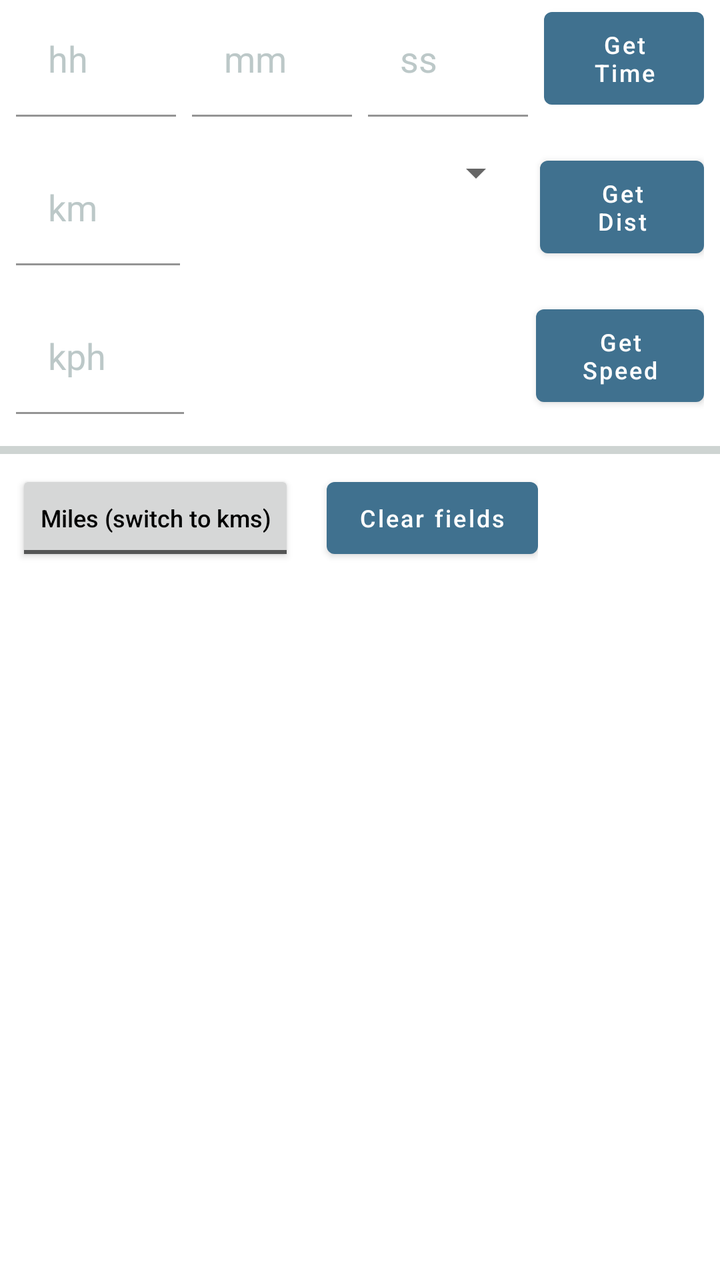
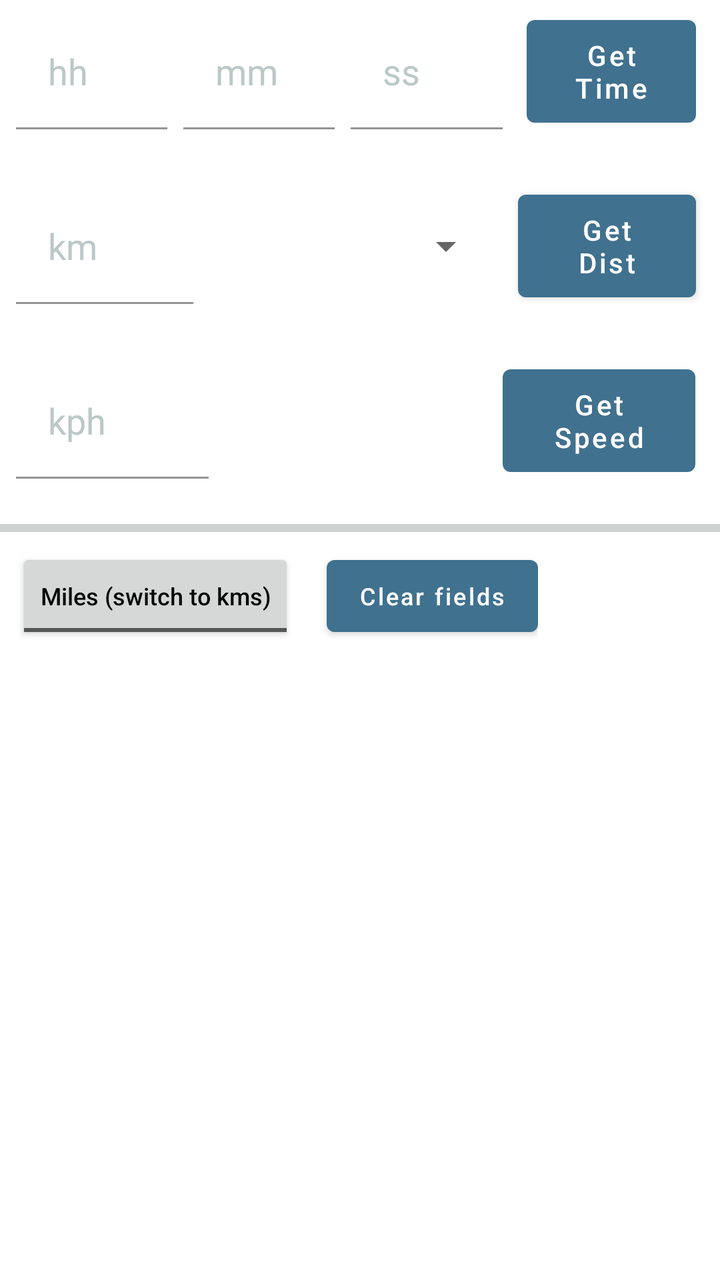

An Android layout rendered at two revisions. The XML below is the earlier revision; the diff shows what the commit changed to produce the second picture.
<!-- AndroidManifest.xml: application theme Theme.TriathlonPaceCalculator -->
<!-- res/layout/frag_bike.xml -->
<?xml version="1.0" encoding="utf-8"?>
<LinearLayout xmlns:android="http://schemas.android.com/apk/res/android"
    xmlns:app="http://schemas.android.com/apk/res-auto"
    android:id="@+id/PaceMilesLinearLayout"
    android:layout_width="fill_parent"
    android:layout_height="fill_parent"
    android:orientation="vertical">

    <LinearLayout
        android:id="@+id/LinearLayout03"
        android:layout_width="match_parent"
        android:layout_height="wrap_content"
        android:layout_marginStart="@dimen/space_sm"
        android:layout_marginEnd="@dimen/space_sm"
        android:layout_marginBottom="@dimen/space_md">

        <com.google.android.material.textfield.TextInputLayout
            android:layout_width="0dp"
            android:layout_height="wrap_content"
            android:layout_marginEnd="@dimen/space_sm"
            android:layout_weight="1"
            app:hintAnimationEnabled="false"
            app:hintEnabled="false">

            <com.google.android.material.textfield.TextInputEditText
                android:id="@+id/EditText01a"
                style="@style/MyOutlinedTextField"
                android:layout_width="match_parent"
                android:layout_height="wrap_content"
                android:background="@color/backgroundColor"
                android:hint="hh"
                android:inputType="number"
                android:maxLength="2"
                app:hintTextColor="@color/backgroundColor" />

        </com.google.android.material.textfield.TextInputLayout>


        <com.google.android.material.textfield.TextInputLayout
            android:layout_width="0dp"
            android:layout_height="wrap_content"
            android:layout_marginEnd="@dimen/space_sm"
            android:layout_weight="1"
            app:hintAnimationEnabled="false"
            app:hintEnabled="false">

            <com.google.android.material.textfield.TextInputEditText
                android:id="@+id/EditText01b"
                style="@style/MyOutlinedTextField"
                android:layout_width="match_parent"
                android:layout_height="wrap_content"
                android:background="@color/backgroundColor"
                android:hint="@string/mm"
                android:inputType="number"
                android:maxLength="2"
                app:hintTextColor="@color/backgroundColor" />
        </com.google.android.material.textfield.TextInputLayout>

        <com.google.android.material.textfield.TextInputLayout
            android:layout_width="0dp"
            android:layout_height="wrap_content"
            android:layout_marginEnd="@dimen/space_sm"
            android:layout_weight="1"
            app:hintAnimationEnabled="false"
            app:hintEnabled="false">

            <com.google.android.material.textfield.TextInputEditText
                android:id="@+id/EditText01c"
                style="@style/MyOutlinedTextField"
                android:layout_width="match_parent"
                android:layout_height="wrap_content"
                android:background="@color/backgroundColor"
                android:hint="@string/ss"
                android:inputType="numberDecimal"
                android:maxLength="6"
                app:hintTextColor="@color/backgroundColor" />
        </com.google.android.material.textfield.TextInputLayout>

        <com.google.android.material.button.MaterialButton
            android:id="@+id/BikeButton01"
            android:layout_width="0dp"
            android:layout_height="match_parent"
            android:layout_weight="1"
            android:text="@string/calcTimeButton"
            android:textAllCaps="false"
            android:textSize="12sp" />
    </LinearLayout>

    <LinearLayout
        android:id="@+id/LinearLayout05"
        android:layout_width="match_parent"
        android:layout_height="wrap_content"
        android:layout_marginStart="@dimen/space_sm"
        android:layout_marginEnd="@dimen/space_sm"
        android:layout_marginBottom="@dimen/space_md">

        <com.google.android.material.textfield.TextInputLayout
            android:layout_width="0dp"
            android:layout_height="wrap_content"
            android:layout_marginEnd="@dimen/space_sm"
            android:layout_weight="0.25"
            app:hintAnimationEnabled="false"
            app:hintEnabled="false">

            <com.google.android.material.textfield.TextInputEditText
                android:id="@+id/EditText02"
                style="@style/MyOutlinedTextField"
                android:layout_width="match_parent"
                android:layout_height="wrap_content"
                android:background="@color/backgroundColor"
                android:hint="@string/km"
                android:inputType="numberDecimal"
                android:maxLength="9"
                app:hintTextColor="@color/backgroundColor" />

        </com.google.android.material.textfield.TextInputLayout>

        <Spinner
            android:id="@+id/spinnerbike"
            android:layout_width="0dp"
            android:layout_height="wrap_content"
            android:layout_marginEnd="@dimen/space_sm"
            android:layout_weight="0.5"
            android:prompt="@string/preset_distance"
            android:spinnerMode="dropdown" />

        <com.google.android.material.button.MaterialButton
            android:id="@+id/BikeButton02"
            android:layout_width="0dp"
            android:layout_height="match_parent"
            android:layout_weight="0.25"
            android:text="@string/calcDistButton"
            android:textAllCaps="false"
            android:textSize="12sp" />
    </LinearLayout>


    <LinearLayout
        android:id="@+id/LinearLayout07"
        android:layout_width="match_parent"
        android:layout_height="wrap_content"
        android:layout_marginStart="@dimen/space_sm"
        android:layout_marginEnd="@dimen/space_sm"
        android:layout_marginBottom="@dimen/space_md">

        <com.google.android.material.textfield.TextInputLayout
            android:layout_width="0dp"
            android:layout_height="wrap_content"
            android:layout_marginEnd="@dimen/space_sm"
            android:layout_weight="0.25"
            app:hintAnimationEnabled="false"
            app:hintEnabled="false">

            <com.google.android.material.textfield.TextInputEditText
                android:id="@+id/EditText03a"
                style="@style/MyOutlinedTextField"
                android:layout_width="match_parent"
                android:layout_height="wrap_content"
                android:background="@color/backgroundColor"
                android:hint="@string/kph"
                android:inputType="numberDecimal"
                android:maxLength="7"
                android:text=""
                app:hintTextColor="@color/backgroundColor" />
        </com.google.android.material.textfield.TextInputLayout>

        <TextView
            android:id="@+id/filler3speed"
            android:layout_width="0dp"
            android:layout_height="wrap_content"
            android:layout_weight="0.5"
            android:text="" />

        <com.google.android.material.button.MaterialButton
            android:id="@+id/BikeButton03"
            android:layout_width="0dp"
            android:layout_height="match_parent"
            android:layout_weight="0.25"
            android:width="100dip"
            android:text="@string/calcSpeedButton"
            android:textAllCaps="false"
            android:textSize="12sp" />
    </LinearLayout>

    <com.google.android.material.divider.MaterialDivider
        android:layout_width="match_parent"
        android:layout_height="@dimen/space_xs"
        android:background="@color/base_color_surface_container_weak" />

    <LinearLayout
        android:id="@+id/LinearLayout08"
        android:layout_width="wrap_content"
        android:layout_height="wrap_content"
        android:layout_margin="@dimen/space_sm"
        android:orientation="horizontal">

        <ToggleButton
            android:id="@+id/togglebuttonBike"
            android:layout_width="wrap_content"
            android:layout_height="wrap_content"
            android:layout_marginEnd="@dimen/space_md"
            android:textAllCaps="false"
            android:textColor="@color/textColor"
            android:textOff="@string/bikeConversionButton2"
            android:textOn="@string/bikeConversionButton1"
            android:textSize="12sp" />

        <com.google.android.material.button.MaterialButton
            android:id="@+id/BikeClearButton"
            android:layout_width="wrap_content"
            android:layout_height="wrap_content"
            android:text="@string/clearButtonText"
            android:textAllCaps="false"
            android:textSize="12sp" />
    </LinearLayout>


    <LinearLayout
        android:id="@+id/LinearLayout09"
        android:layout_width="match_parent"
        android:layout_height="wrap_content"
        android:baselineAligned="false">

        <androidx.recyclerview.widget.RecyclerView
            android:id="@+id/ListViewBike"
            android:layout_width="match_parent"
            android:layout_height="wrap_content"
            android:paddingBottom="10dp" />
    </LinearLayout>

</LinearLayout>
<!-- resources referenced by this layout -->
<resources>
  <color name="backgroundColor">@color/white</color>
  <color name="base_color_surface_container_weak">#ffeaf1ef</color>
  <color name="textColor">@color/black</color>
  <dimen name="space_md">16dp</dimen>
  <dimen name="space_sm">8dp</dimen>
  <dimen name="space_xs">4dp</dimen>
  <string name="bikeConversionButton1">Kms (switch to miles)</string>
  <string name="bikeConversionButton2">Miles (switch to kms)</string>
  <string name="calcDistButton">Get Dist</string>
  <string name="calcSpeedButton">Get Speed</string>
  <string name="calcTimeButton">Get Time</string>
  <string name="clearButtonText">Clear fields</string>
  <string name="km" translatable="false">km</string>
  <string name="kph" translatable="false">kph</string>
  <string name="mm" translatable="false">mm</string>
  <string name="preset_distance">Preset distance</string>
  <string name="ss" translatable="false">ss</string>
  <style name="MyOutlinedTextField" parent="Widget.Material3.TextInputLayout.OutlinedBox">
          <item name="android:textColor">@color/base_color_info_default</item>
  
  
          <item name="android:textColorHint">@color/base_color_icon_hint</item>
          <item name="android:textSize">18sp</item>
      </style>
  <style name="Theme.TriathlonPaceCalculator" parent="Base.Theme.TriathlonPaceCalculator" />
  <color name="white">#FFFFFF</color>
  <color name="black">#FF000000</color>
  <color name="base_color_info_default">#ff40718f</color>
  <color name="base_color_icon_hint">#ffbcc8c8</color>
  <style name="Base.Theme.TriathlonPaceCalculator" parent="Theme.MaterialComponents.DayNight.DarkActionBar">
          
          <item name="colorPrimary">@color/colorPrimary</item>
          <item name="colorPrimaryDark">@color/colorPrimaryDark</item>
          <item name="colorAccent">@color/colorAccent</item>
          <item name="android:textColorPrimary">@android:color/white</item>
          <item name="android:spinnerItemStyle">@style/SpinnerItem</item>
          <item name="android:listSelector">@color/base_color_info_default</item>
          <item name="android:statusBarColor">@android:color/transparent</item>
          <item name="android:windowLightStatusBar">true</item>
      </style>
  <color name="colorPrimary">#ff40718f</color>
  <color name="colorPrimaryDark">#ff4a8cb5</color>
  <color name="colorAccent">#03DAC5</color>
  <style name="SpinnerItem">
          <item name="android:textColor">@color/base_color_info_default</item>
          <item name="android:textSize">18sp</item>
      </style>
</resources>

<!-- the commit's change to res/layout/frag_bike.xml (unified diff, before → after) -->
@@ -17,8 +17,9 @@
         <com.google.android.material.textfield.TextInputLayout
             android:layout_width="0dp"
             android:layout_height="wrap_content"
-            android:layout_marginEnd="@dimen/space_sm"
-            android:layout_weight="1"
+            android:layout_gravity="center_vertical"
+            android:layout_marginEnd="@dimen/space_sm"
+            android:layout_weight="0.9"
             app:hintAnimationEnabled="false"
             app:hintEnabled="false">
 
@@ -39,8 +40,9 @@
         <com.google.android.material.textfield.TextInputLayout
             android:layout_width="0dp"
             android:layout_height="wrap_content"
-            android:layout_marginEnd="@dimen/space_sm"
-            android:layout_weight="1"
+            android:layout_gravity="center_vertical"
+            android:layout_marginEnd="@dimen/space_sm"
+            android:layout_weight="0.9"
             app:hintAnimationEnabled="false"
             app:hintEnabled="false">
 
@@ -59,8 +61,9 @@
         <com.google.android.material.textfield.TextInputLayout
             android:layout_width="0dp"
             android:layout_height="wrap_content"
-            android:layout_marginEnd="@dimen/space_sm"
-            android:layout_weight="1"
+            android:layout_gravity="center_vertical"
+            android:layout_marginEnd="@dimen/space_sm"
+            android:layout_weight="0.9"
             app:hintAnimationEnabled="false"
             app:hintEnabled="false">
 
@@ -72,18 +75,19 @@
                 android:background="@color/backgroundColor"
                 android:hint="@string/ss"
                 android:inputType="numberDecimal"
-                android:maxLength="6"
+                android:maxLength="5"
                 app:hintTextColor="@color/backgroundColor" />
         </com.google.android.material.textfield.TextInputLayout>
 
         <com.google.android.material.button.MaterialButton
             android:id="@+id/BikeButton01"
-            android:layout_width="0dp"
-            android:layout_height="match_parent"
+            style="@style/PaceCalActionButtons"
+            android:layout_width="0dp"
+            android:layout_height="wrap_content"
+            android:layout_gravity="center_vertical"
             android:layout_weight="1"
             android:text="@string/calcTimeButton"
-            android:textAllCaps="false"
-            android:textSize="12sp" />
+            android:textAllCaps="false" />
     </LinearLayout>
 
     <LinearLayout
@@ -97,6 +101,7 @@
         <com.google.android.material.textfield.TextInputLayout
             android:layout_width="0dp"
             android:layout_height="wrap_content"
+            android:layout_gravity="center_vertical"
             android:layout_marginEnd="@dimen/space_sm"
             android:layout_weight="0.25"
             app:hintAnimationEnabled="false"
@@ -110,7 +115,7 @@
                 android:background="@color/backgroundColor"
                 android:hint="@string/km"
                 android:inputType="numberDecimal"
-                android:maxLength="9"
+                android:maxLength="7"
                 app:hintTextColor="@color/backgroundColor" />
 
         </com.google.android.material.textfield.TextInputLayout>
@@ -119,19 +124,21 @@
             android:id="@+id/spinnerbike"
             android:layout_width="0dp"
             android:layout_height="wrap_content"
-            android:layout_marginEnd="@dimen/space_sm"
-            android:layout_weight="0.5"
+            android:layout_gravity="center_vertical"
+            android:layout_marginEnd="@dimen/space_sm"
+            android:layout_weight="0.4"
             android:prompt="@string/preset_distance"
             android:spinnerMode="dropdown" />
 
         <com.google.android.material.button.MaterialButton
             android:id="@+id/BikeButton02"
-            android:layout_width="0dp"
-            android:layout_height="match_parent"
+            style="@style/PaceCalActionButtons"
+            android:layout_width="0dp"
+            android:layout_height="wrap_content"
+            android:layout_gravity="center_vertical"
             android:layout_weight="0.25"
             android:text="@string/calcDistButton"
-            android:textAllCaps="false"
-            android:textSize="12sp" />
+            android:textAllCaps="false" />
     </LinearLayout>
 
 
@@ -146,6 +153,7 @@
         <com.google.android.material.textfield.TextInputLayout
             android:layout_width="0dp"
             android:layout_height="wrap_content"
+            android:layout_gravity="center_vertical"
             android:layout_marginEnd="@dimen/space_sm"
             android:layout_weight="0.25"
             app:hintAnimationEnabled="false"
@@ -159,7 +167,7 @@
                 android:background="@color/backgroundColor"
                 android:hint="@string/kph"
                 android:inputType="numberDecimal"
-                android:maxLength="7"
+                android:maxLength="6"
                 android:text=""
                 app:hintTextColor="@color/backgroundColor" />
         </com.google.android.material.textfield.TextInputLayout>
@@ -168,18 +176,20 @@
             android:id="@+id/filler3speed"
             android:layout_width="0dp"
             android:layout_height="wrap_content"
-            android:layout_weight="0.5"
+            android:layout_gravity="center_vertical"
+            android:layout_weight="0.35"
             android:text="" />
 
         <com.google.android.material.button.MaterialButton
             android:id="@+id/BikeButton03"
-            android:layout_width="0dp"
-            android:layout_height="match_parent"
+            style="@style/PaceCalActionButtons"
+            android:layout_width="0dp"
+            android:layout_height="wrap_content"
+            android:layout_gravity="center_vertical"
             android:layout_weight="0.25"
             android:width="100dip"
             android:text="@string/calcSpeedButton"
-            android:textAllCaps="false"
-            android:textSize="12sp" />
+            android:textAllCaps="false" />
     </LinearLayout>
 
     <com.google.android.material.divider.MaterialDivider
<!-- resource entries referenced after the edit -->
@@ -19,10 +19,19 @@
   <string name="ss" translatable="false">ss</string>
   <style name="MyOutlinedTextField" parent="Widget.Material3.TextInputLayout.OutlinedBox">
           <item name="android:textColor">@color/base_color_info_default</item>
-  
-  
+          
+          
           <item name="android:textColorHint">@color/base_color_icon_hint</item>
           <item name="android:textSize">18sp</item>
+      </style>
+  <style name="PaceCalActionButtons" parent="Widget.MaterialComponents.Button">
+          <item name="backgroundTint">@color/base_color_info_default</item>
+          <item name="android:textColor">@android:color/white</item>
+          <item name="android:textSize">14sp</item>
+          <item name="android:paddingTop">@dimen/space_sm</item>
+          <item name="android:paddingBottom">@dimen/space_sm</item>
+          <item name="android:textAllCaps">false</item>
+          <item name="android:layout_margin">@dimen/space_xs</item>
       </style>
   <style name="Theme.TriathlonPaceCalculator" parent="Base.Theme.TriathlonPaceCalculator" />
   <color name="white">#FFFFFF</color>
